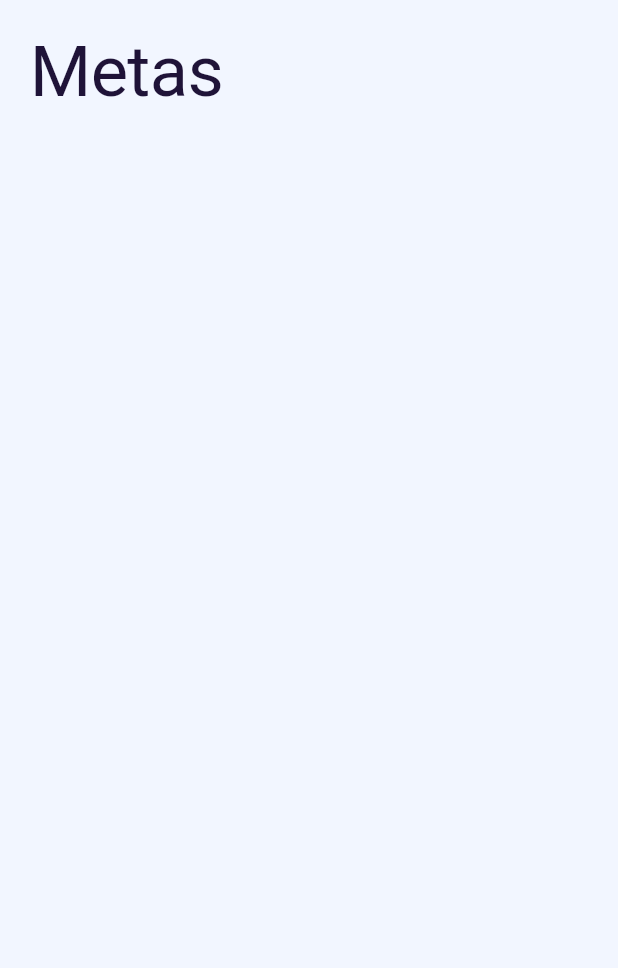
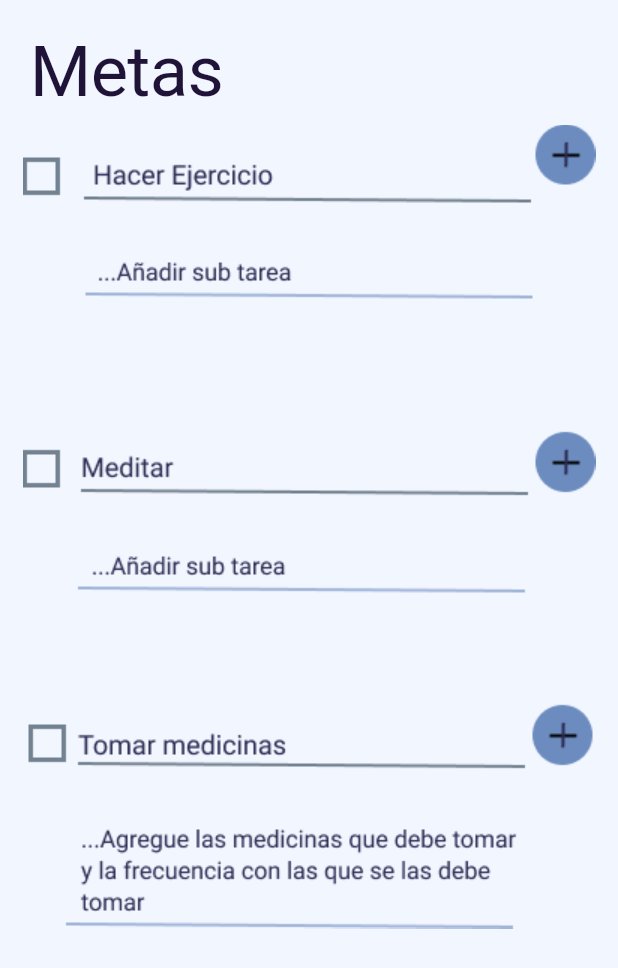
Before and after one commit to guillermoSb/proyecto_ing_software, a Flutter app: the GoalsScreen screen opened directly, on a phone screen of 412 x 824 dp. Shown: the top 968 px of the screen. Run offline on Flutter 3.47's test engine with Material 2 defaults, Android fonts, the phone set to English and light mode, and no system bars.

Commit message:
ultimo goals

```diff
--- a/lib/main.dart
+++ b/lib/main.dart
@@ -15,3 +15,9 @@ class MyApp extends StatelessWidget {
     );
   }
 }
+
+/*class Todo {
+  String what;
+  bool done;
+  Todo(this.what) : done = false;
+}*/
--- a/lib/screens/goals_screen.dart
+++ b/lib/screens/goals_screen.dart
@@ -9,7 +9,13 @@ class GoalsScreen extends StatelessWidget {
   Widget build(BuildContext context) {
     return CupertinoPageScaffold(
         child: Column(
-      children: const [PageTitleWidget('Metas')],
+      children: [
+        PageTitleWidget('Metas'),
+        Padding(
+          padding: EdgeInsets.all(8),
+          child: Image.asset('assets/images/Group 16.png'),
+        )
+      ],
     ));
   }
 }
```
Also changed, not shown: assets/images/Group 16.png (added), assets/images/Group 18.png (added), assets/images/Ilustracion_sin_titulo.png (added).
